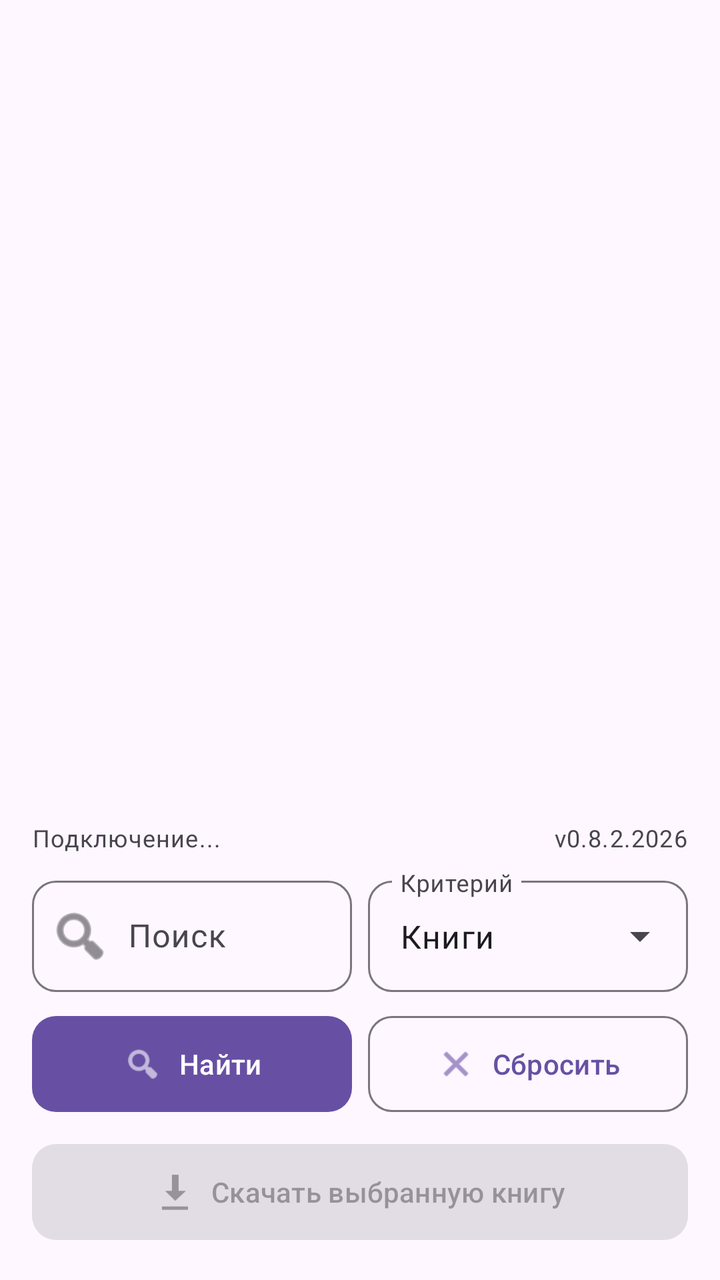
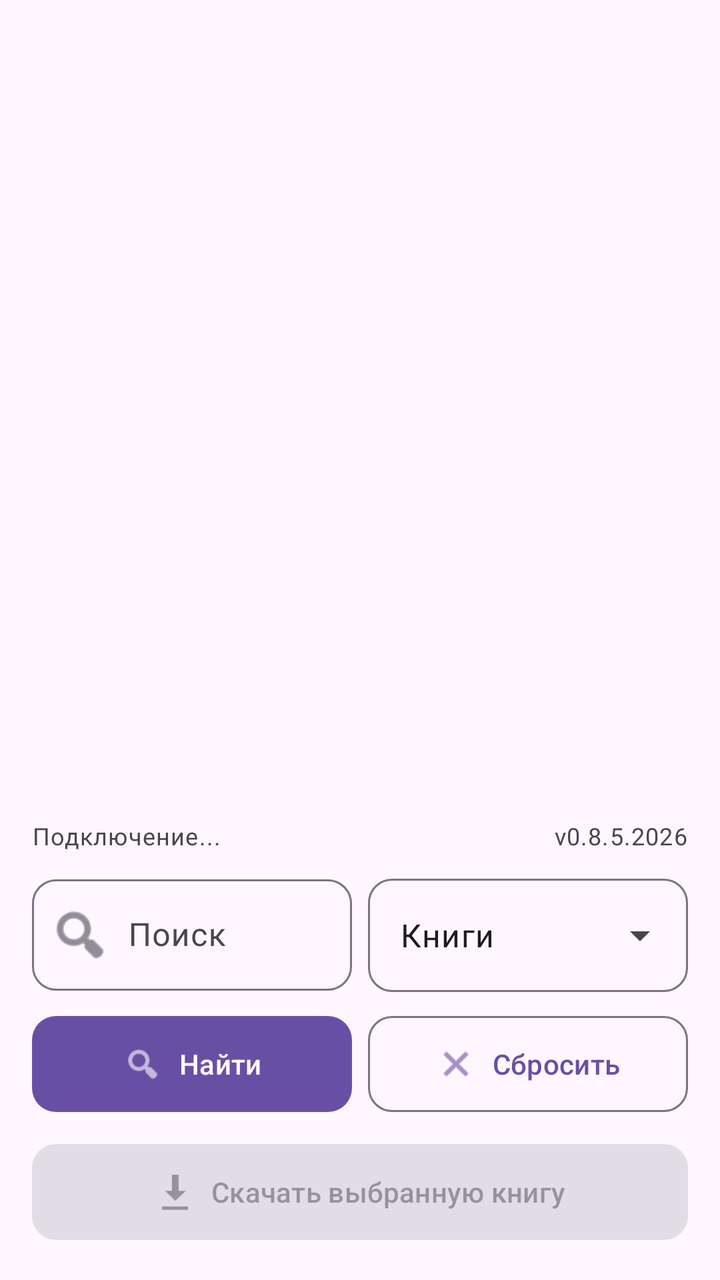

An Android layout rendered at two revisions. The XML below is the earlier revision; the diff shows what the commit changed to produce the second picture.
<!-- AndroidManifest.xml: application theme Theme.Material3.DayNight.NoActionBar -->
<!-- res/layout/activity_main.xml -->
<?xml version="1.0" encoding="utf-8"?>
<LinearLayout xmlns:android="http://schemas.android.com/apk/res/android"
    xmlns:app="http://schemas.android.com/apk/res-auto"
    android:layout_width="match_parent"
    android:layout_height="match_parent"
    android:orientation="vertical"
    android:padding="16dp">

    
    <androidx.core.widget.NestedScrollView
        android:layout_width="match_parent"
        android:layout_height="0dp"
        android:layout_weight="1"
        android:fillViewport="true">

        <LinearLayout
            android:id="@+id/resultsBox"
            android:layout_width="match_parent"
            android:layout_height="wrap_content"
            android:orientation="vertical" />
    </androidx.core.widget.NestedScrollView>

    
    <LinearLayout
        android:layout_width="match_parent"
        android:layout_height="wrap_content"
        android:orientation="vertical"
        android:layout_marginTop="8dp">

        
        <LinearLayout
            android:layout_width="match_parent"
            android:layout_height="wrap_content"
            android:orientation="horizontal"
            android:gravity="center_vertical"
            android:layout_marginBottom="8dp">

            <TextView
                android:id="@+id/connection"
                android:layout_width="0dp"
                android:layout_height="wrap_content"
                android:layout_weight="1"
                android:text="Подключение..."
                android:textAppearance="?attr/textAppearanceBodySmall" />

            <TextView
                android:layout_width="wrap_content"
                android:layout_height="wrap_content"
                android:text="v0.8.2.2026"
                android:textAppearance="?attr/textAppearanceBodySmall" />
        </LinearLayout>

        
        <LinearLayout
            android:layout_width="match_parent"
            android:layout_height="wrap_content"
            android:orientation="horizontal">

            
            <com.google.android.material.textfield.TextInputLayout
                android:id="@+id/queryLayout"
                style="@style/Widget.Material3.TextInputLayout.OutlinedBox"
                android:layout_width="0dp"
                android:layout_height="wrap_content"
                android:layout_weight="1"
                android:layout_marginEnd="4dp"
                android:hint="Поиск"
                android:minHeight="56dp"
                app:boxCornerRadiusTopStart="12dp"
                app:boxCornerRadiusTopEnd="12dp"
                app:boxCornerRadiusBottomStart="12dp"
                app:boxCornerRadiusBottomEnd="12dp"
                app:startIconDrawable="@android:drawable/ic_menu_search"
                app:startIconTint="?attr/colorOnSurfaceVariant">

                <com.google.android.material.textfield.TextInputEditText
                    android:id="@+id/query"
                    android:layout_width="match_parent"
                    android:layout_height="match_parent"
                    android:inputType="text"
                    android:maxLines="1"
                    android:gravity="center_vertical"
                    android:paddingStart="48dp"
                    android:paddingEnd="16dp" />
            </com.google.android.material.textfield.TextInputLayout>

            
            <com.google.android.material.textfield.TextInputLayout
                android:id="@+id/modeLayout"
                style="@style/Widget.Material3.TextInputLayout.OutlinedBox.ExposedDropdownMenu"
                android:layout_width="0dp"
                android:layout_height="wrap_content"
                android:layout_weight="1"
                android:layout_marginStart="4dp"
                android:hint="Критерий"
                android:minHeight="56dp"
                app:boxCornerRadiusTopStart="12dp"
                app:boxCornerRadiusTopEnd="12dp"
                app:boxCornerRadiusBottomStart="12dp"
                app:boxCornerRadiusBottomEnd="12dp">

                <AutoCompleteTextView
                    android:id="@+id/mode"
                    android:layout_width="match_parent"
                    android:layout_height="match_parent"
                    android:inputType="none"
                    android:text="Книги"
                    android:background="@null"
                    android:gravity="center_vertical"
                    android:paddingStart="16dp"
                    android:paddingEnd="48dp" />
            </com.google.android.material.textfield.TextInputLayout>
        </LinearLayout>

        
        <LinearLayout
            android:layout_width="match_parent"
            android:layout_height="wrap_content"
            android:layout_marginTop="8dp"
            android:orientation="horizontal">

            <com.google.android.material.button.MaterialButton
                android:id="@+id/findButton"
                style="@style/Widget.Material3.Button"
                android:layout_width="0dp"
                android:layout_height="56dp"
                android:layout_weight="1"
                android:text="Найти"
                android:textSize="14sp"
                app:icon="@android:drawable/ic_menu_search"
                app:iconGravity="textStart"
                app:iconPadding="8dp"
                app:iconSize="20dp"
                app:cornerRadius="12dp" />

            <com.google.android.material.button.MaterialButton
                android:id="@+id/resetButton"
                style="@style/Widget.Material3.Button.OutlinedButton"
                android:layout_width="0dp"
                android:layout_height="56dp"
                android:layout_marginStart="8dp"
                android:layout_weight="1"
                android:text="Сбросить"
                android:textSize="14sp"
                app:icon="@android:drawable/ic_menu_close_clear_cancel"
                app:iconGravity="textStart"
                app:iconPadding="8dp"
                app:iconSize="20dp"
                app:cornerRadius="12dp" />
        </LinearLayout>

        
        <LinearLayout
            android:id="@+id/navHeader"
            android:layout_width="match_parent"
            android:layout_height="wrap_content"
            android:layout_marginTop="8dp"
            android:orientation="horizontal"
            android:gravity="center_vertical"
            android:visibility="gone">

            <com.google.android.material.button.MaterialButton
                android:id="@+id/backButton"
                style="@style/Widget.Material3.Button"
                android:layout_width="0dp"
                android:layout_height="56dp"
                android:layout_weight="1"
                android:text="Назад"
                android:textSize="14sp"
                app:icon="@android:drawable/ic_menu_revert"
                app:iconGravity="textStart"
                app:iconPadding="8dp"
                app:iconSize="20dp"
                app:cornerRadius="12dp" />
ы
            <TextView
                android:id="@+id/headerTitle"
                android:layout_width="0dp"
                android:layout_height="wrap_content"
                android:layout_weight="1"
                android:layout_marginStart="12dp"
                android:textSize="16sp"
                android:textStyle="bold"
                android:textColor="?attr/colorOnSurface"
                android:maxLines="1"
                android:ellipsize="end" />
        </LinearLayout>

        
        <com.google.android.material.progressindicator.LinearProgressIndicator
            android:id="@+id/progress"
            android:layout_width="match_parent"
            android:layout_height="wrap_content"
            android:layout_marginTop="8dp"
            android:indeterminate="true"
            android:visibility="gone" />

        
        <com.google.android.material.button.MaterialButton
            android:id="@+id/downloadButton"
            style="@style/Widget.Material3.Button"
            android:layout_width="match_parent"
            android:layout_height="56dp"
            android:layout_marginTop="8dp"
            android:enabled="false"
            android:text="Скачать выбранную книгу"
            android:textSize="14sp"
            app:icon="@android:drawable/stat_sys_download"
            app:iconGravity="textStart"
            app:iconPadding="8dp"
            app:iconSize="20dp"
            app:cornerRadius="12dp" />

    </LinearLayout>
</LinearLayout>
<!-- resources referenced by this layout -->
<resources>

</resources>

<!-- the commit's change to res/layout/activity_main.xml (unified diff, before → after) -->
@@ -46,7 +46,7 @@
             <TextView
                 android:layout_width="wrap_content"
                 android:layout_height="wrap_content"
-                android:text="v0.8.2.2026"
+                android:text="v0.8.5.2026"
                 android:textAppearance="?attr/textAppearanceBodySmall" />
         </LinearLayout>
 
@@ -89,11 +89,11 @@
                 android:id="@+id/modeLayout"
                 style="@style/Widget.Material3.TextInputLayout.OutlinedBox.ExposedDropdownMenu"
                 android:layout_width="0dp"
-                android:layout_height="wrap_content"
+                android:layout_height="62dp"
                 android:layout_weight="1"
                 android:layout_marginStart="4dp"
-                android:hint="Критерий"
-                android:minHeight="56dp"
+
+                android:minHeight="70dp"
                 app:boxCornerRadiusTopStart="12dp"
                 app:boxCornerRadiusTopEnd="12dp"
                 app:boxCornerRadiusBottomStart="12dp"
